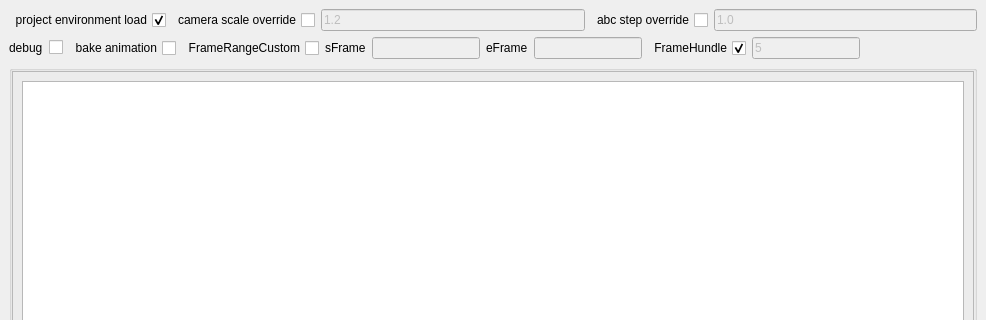
First picture: the form in pycode/Exp_gui.ui, repository n-designdev/ND_AssetExporter, before the edit; both pictures show x 0 to 986 and y 0 to 320 of the 986 by 807 pixel window.
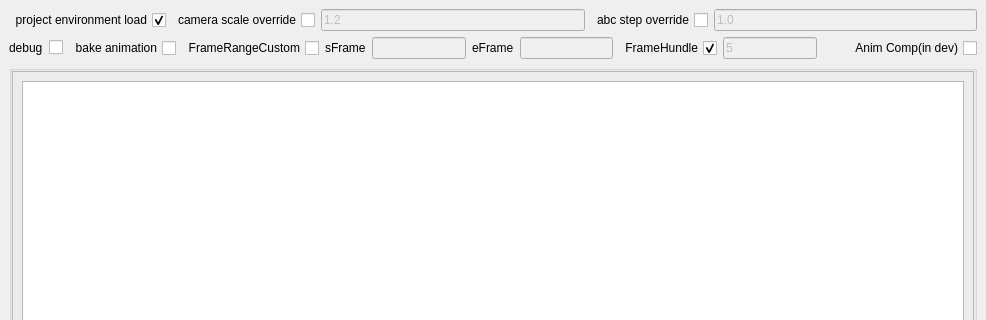
Second picture: the form after the edit.

The edit to the form file:
```diff
--- a/pycode/Exp_gui.ui
+++ b/pycode/Exp_gui.ui
@@ -284,17 +284,14 @@
        </spacer>
       </item>
       <item>
-       <spacer name="horizontalSpacer_3">
-        <property name="orientation">
-         <enum>Qt::Horizontal</enum>
+       <widget class="QCheckBox" name="anim_comment_checkbox">
+        <property name="layoutDirection">
+         <enum>Qt::RightToLeft</enum>
         </property>
-        <property name="sizeHint" stdset="0">
-         <size>
-          <width>40</width>
-          <height>20</height>
-         </size>
+        <property name="text">
+         <string>Anim Comp(in dev)</string>
         </property>
-       </spacer>
+       </widget>
       </item>
      </layout>
     </item>
```
